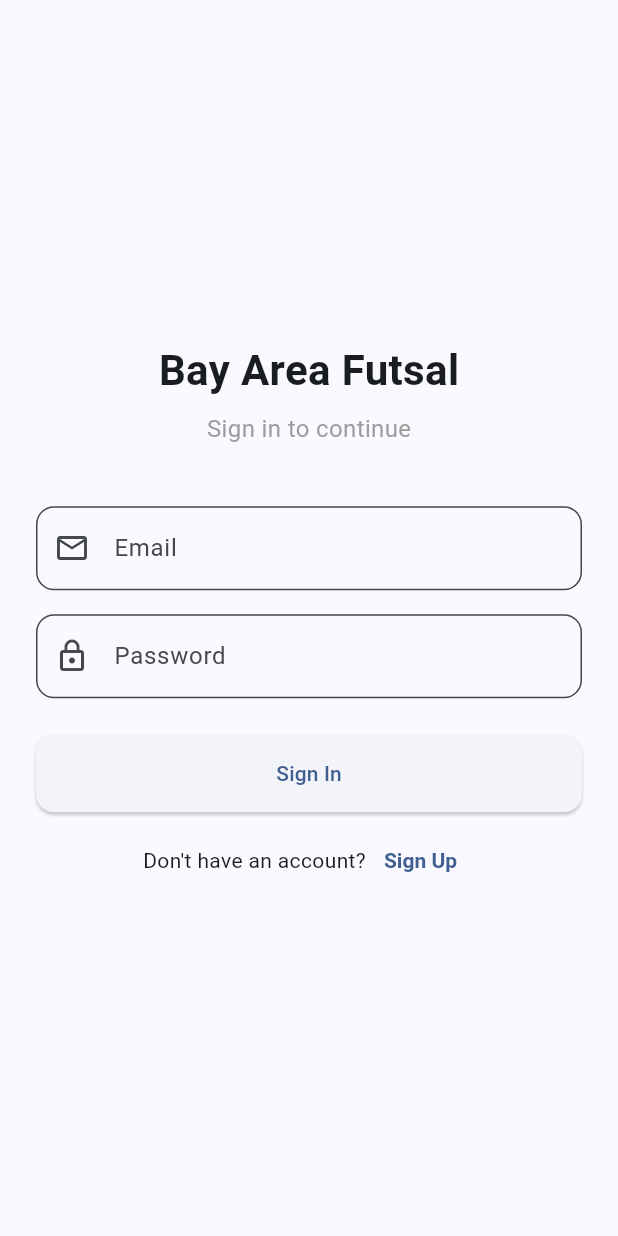
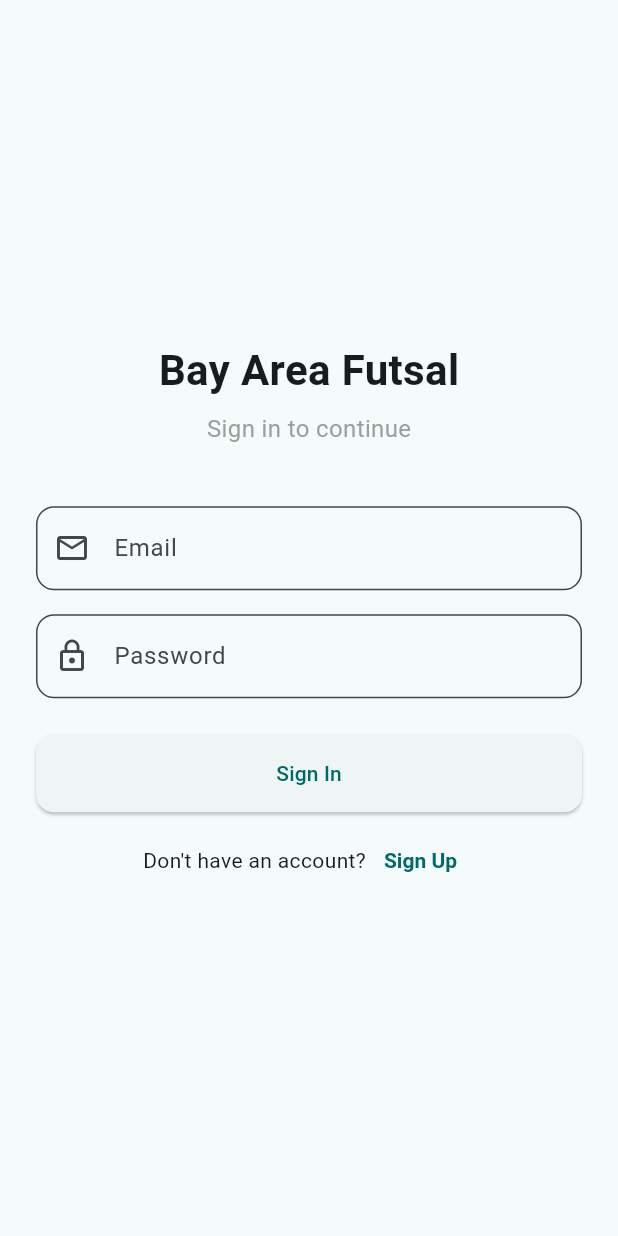
Before and after one commit to SajadMirzaei/sport-toolkit, a Flutter app: the screen it shows after launch, on a phone screen of 412 x 824 dp. Run offline on Flutter 3.47's test engine with Material 3 defaults, Android fonts, the phone set to English and light mode, and no system bars; our stand-ins replace cloud_firestore, firebase_auth, firebase_core; accounts and stored records are empty; generated files the repository leaves out were written again.

Commit message:
Change the color theme to something unique

```diff
--- a/lib/main.dart
+++ b/lib/main.dart
@@ -37,7 +37,7 @@ class _MyAppState extends State<MyApp> {
   @override
   Widget build(BuildContext context) {
     final colorScheme = ColorScheme.fromSeed(
-      seedColor: const Color.fromARGB(255, 28, 121, 226),
+      seedColor: const Color(0xFF007A7A),
     );
 
     return FutureBuilder(
```
